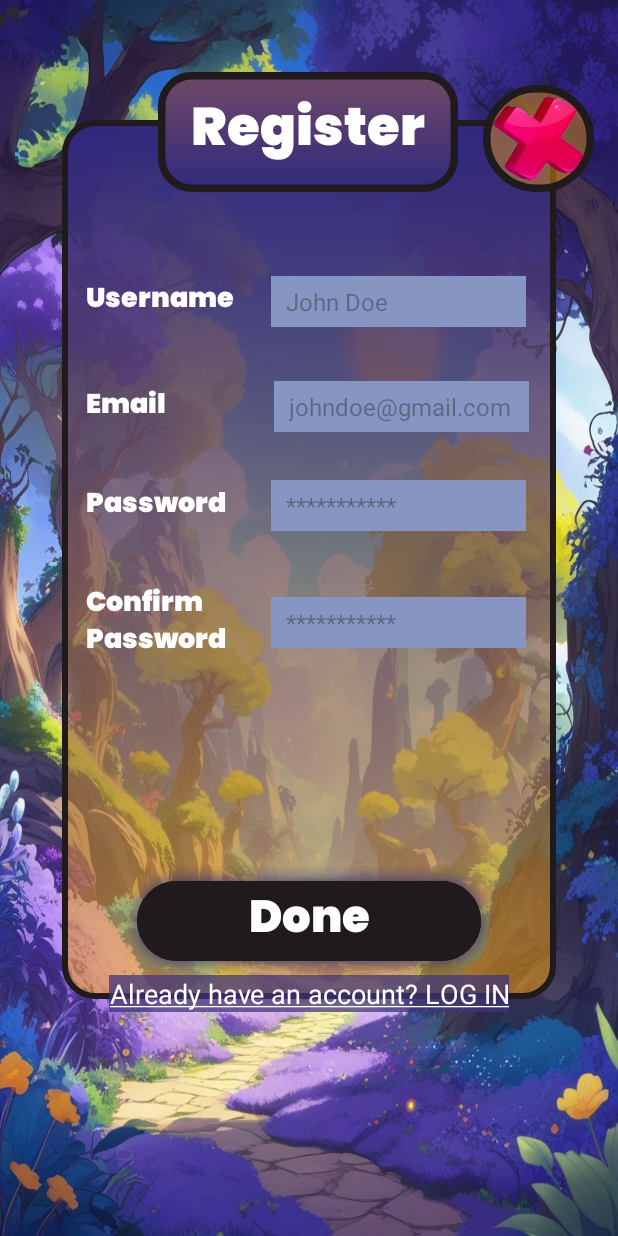
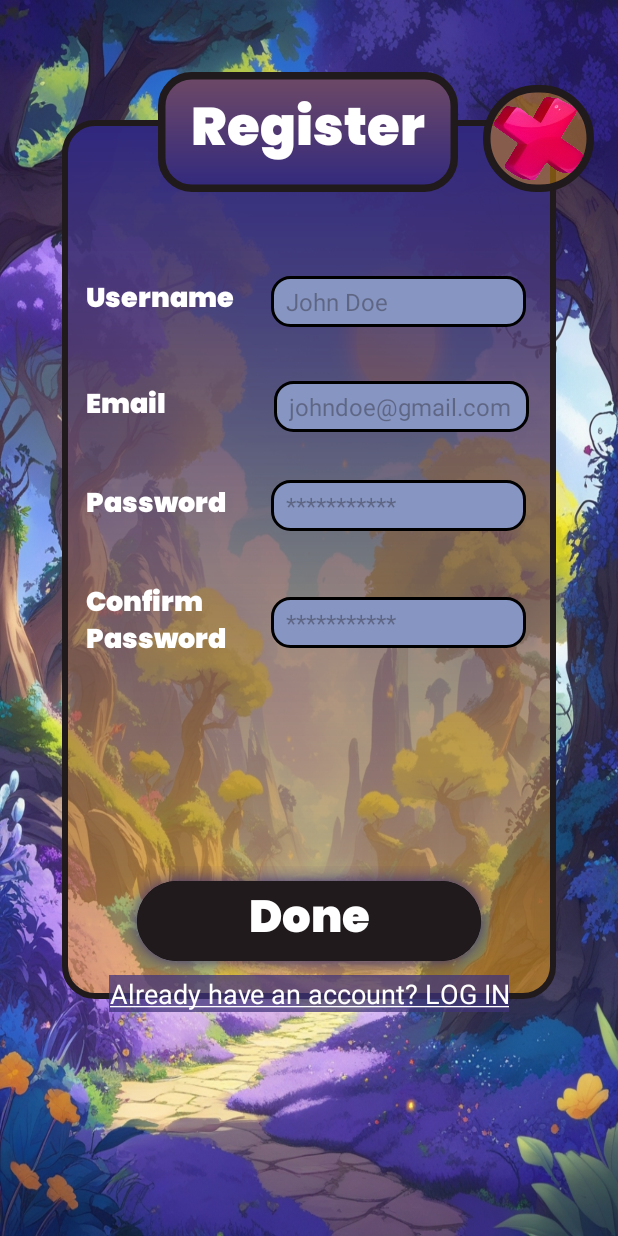
Before and after one commit to joanaxyz098/MatchItMania, an Android app: the RegisterActivity screen opened directly, with no data from a screen before it, on a phone screen of 412 x 824 dp. Run offline under Robolectric (Android 15) with nearby library versions, the phone set to English and light mode, and no system bars; our stand-ins replace Firebase (no records; nobody signed in at launch, a user with empty details on screens opened directly); Roboto replaces fonts that are not available here; 1 statement that could not run was skipped.

Commit message:
layout changes

```diff
--- a/app/src/main/java/com/csit284/matchitmania/AboutActivity.kt
+++ b/app/src/main/java/com/csit284/matchitmania/AboutActivity.kt
@@ -66,7 +66,7 @@ class AboutActivity: Activity() {
         lLayout: LinearLayout?,
         isClicked: Boolean
     ): Boolean {
-        val newExpandHeight = if (isClicked) origMvHeight ?: 0 else 1200
+        val newExpandHeight = if (isClicked) origMvHeight ?: 0 else 1100
         val newShrinkHeight = if (isClicked) origMvHeight ?: 0 else 320
 
         // Animate expanding view
--- /dev/null
+++ b/app/src/main/res/drawable/edittext_border.xml
@@ -0,0 +1,15 @@
+<?xml version="1.0" encoding="utf-8"?>
+<shape xmlns:android="http://schemas.android.com/apk/res/android"
+    android:shape="rectangle">
+
+    <!-- Rounded corners -->
+    <corners android:radius="12dp"/>
+
+    <!-- Border -->
+    <stroke
+        android:width="2dp"
+        android:color="@color/black"/> <!-- Blue color -->
+
+    <!-- Background color (set transparent if needed) -->
+    <solid android:color="@color/MLavender"/>
+</shape>
--- a/app/src/main/res/layout/activity_login.xml
+++ b/app/src/main/res/layout/activity_login.xml
@@ -38,7 +38,7 @@
         android:layout_height="34dp"
         android:layout_marginStart="16dp"
         android:layout_marginTop="212dp"
-        android:background="@color/MLavender"
+        android:background="@drawable/edittext_border"
         android:gravity="center_vertical|start"
         android:hint="@string/johndoe_gmail_com"
         android:inputType="textEmailAddress"
@@ -57,7 +57,7 @@
         android:layout_height="34dp"
         android:layout_marginStart="16dp"
         android:layout_marginTop="56dp"
-        android:background="@color/MLavender"
+        android:background="@drawable/edittext_border"
         android:gravity="center_vertical|start"
         android:hint="@string/passwordhint"
         android:inputType="textPassword"
@@ -130,7 +130,7 @@
         android:id="@+id/tvRegister"
         android:layout_width="wrap_content"
         android:layout_height="wrap_content"
-        android:background="#BA3F347B"
+        android:background="@android:color/transparent"
         android:text="@string/registerMsg"
         android:textColor="@color/white"
 
--- a/app/src/main/res/layout/activity_register.xml
+++ b/app/src/main/res/layout/activity_register.xml
@@ -69,7 +69,7 @@
         android:layout_height="34dp"
         android:layout_marginStart="16dp"
         android:layout_marginTop="184dp"
-        android:background="@color/MLavender"
+        android:background="@drawable/edittext_border"
         android:gravity="center_vertical|start"
         android:hint="John Doe"
         android:paddingStart="10dp"
@@ -101,7 +101,7 @@
         android:layout_width="170dp"
         android:layout_height="34dp"
         android:layout_marginTop="36dp"
-        android:background="@color/MLavender"
+        android:background="@drawable/edittext_border"
         android:gravity="center_vertical|start"
         android:hint="@string/johndoe_gmail_com"
         android:paddingStart="10dp"
@@ -120,7 +120,7 @@
         android:layout_height="34dp"
         android:layout_marginStart="16dp"
         android:layout_marginTop="32dp"
-        android:background="@color/MLavender"
+        android:background="@drawable/edittext_border"
         android:gravity="center_vertical|start"
         android:hint="@string/passwordhint"
         android:inputType="textPassword"
@@ -140,7 +140,7 @@
         android:layout_height="34dp"
         android:layout_marginStart="16dp"
         android:layout_marginTop="44dp"
-        android:background="@color/MLavender"
+        android:background="@drawable/edittext_border"
         android:gravity="center_vertical|start"
         android:hint="@string/passwordhint"
         android:inputType="textPassword"
--- a/app/src/main/res/values/strings.xml
+++ b/app/src/main/res/values/strings.xml
@@ -22,10 +22,10 @@
     <string name="email">Email</string>
     <string name="devDesc">These are the developers behind the design, coding, and mechanics that bring this game to life. From crafting smooth gameplay to solving complex challenges.</string>
     <string name="joanaDesc">Driven by creativity and a shared vision, evolving their ideas and skills to bring their game to life from concept to completion.</string>
-    <string name="luisDesc">Demonstrated creativity and resilience, overcoming challenges and boundaries to deliver a memorable gaming experience.</string>
+    <string name="luisDesc">Demonstrated creativity, overcoming challenges and boundaries to deliver a memorable gaming experience.</string>
     <string name="loginMsg">Already have an account? LOG IN</string>
     <string name="joanaHobbies">Hobbies: Drawing, watching movies</string>
-    <string name="luisHobbies">Hobby</string>
+    <string name="luisHobbies">Hobbies: Dancing, Gaming</string>
     <string name="joanaBday">Birthday: May 15, 2003</string>
-    <string name="luisBday">Birthday</string>
+    <string name="luisBday">Birthday: April 25, 2004</string>
 </resources>
```
Also changed, not shown: app/src/main/res/layout/activity_about.xml (+4 -5 lines).
